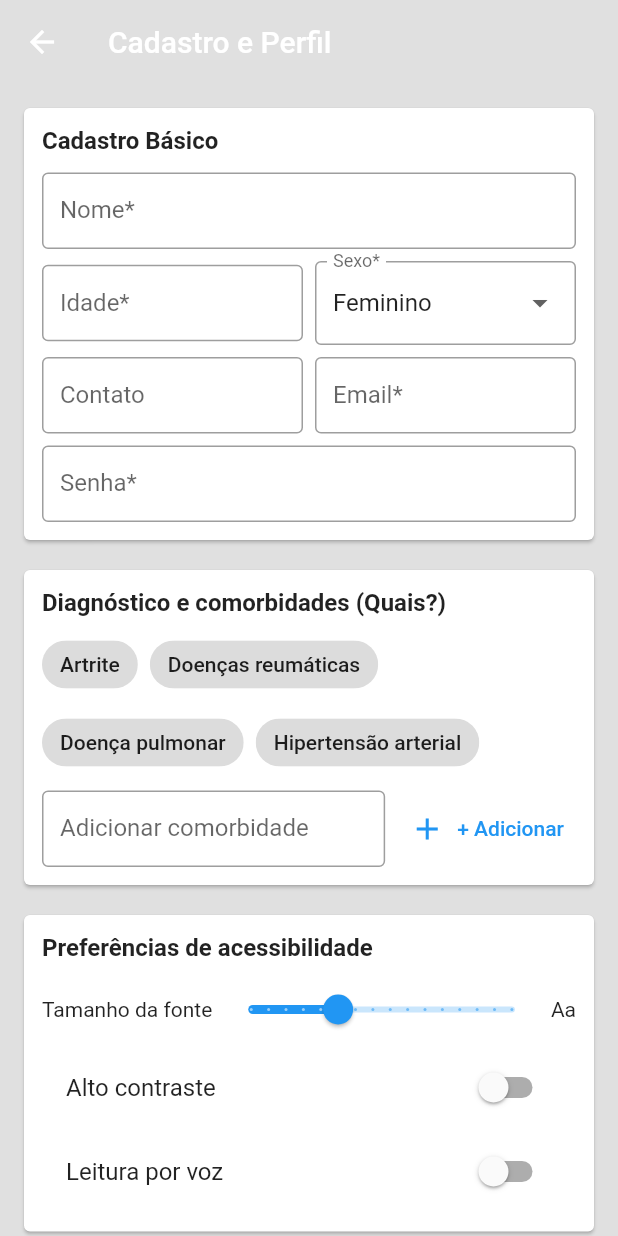
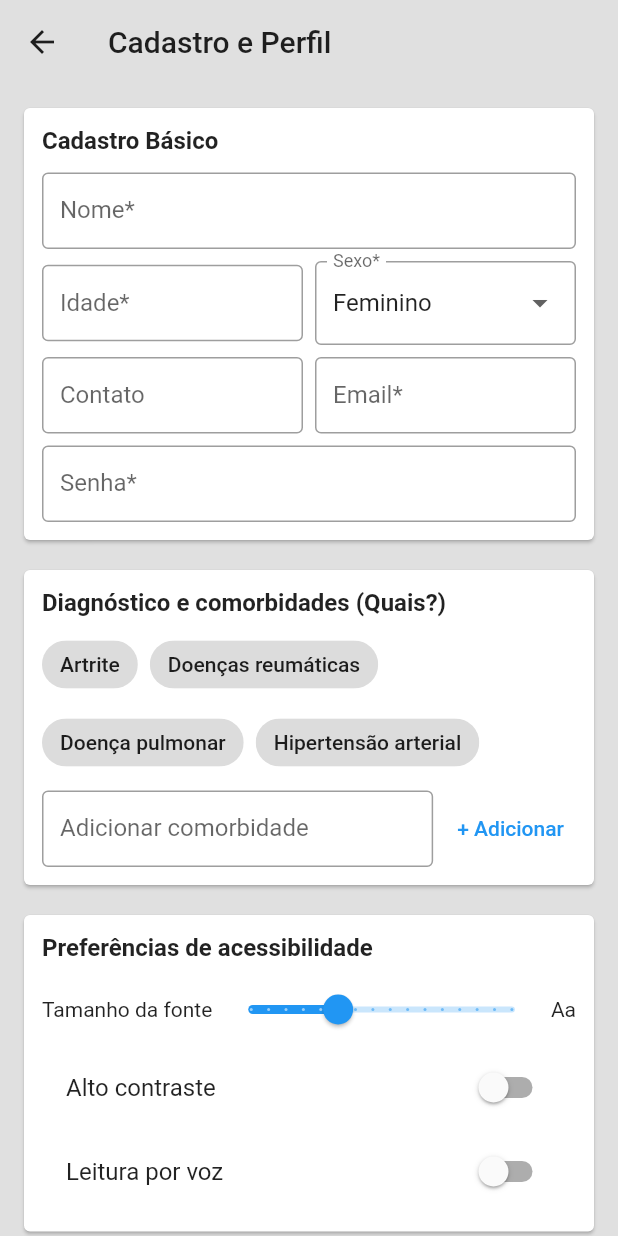
Before and after one commit to bobencke/CuidaDor, a Flutter app: the screen it shows after launch, after a tap on "Entrar", after a tap on "Registre-se", on a phone screen of 412 x 824 dp. Run offline on Flutter 3.47's test engine with Material 3 defaults, Android fonts, the phone set to English and light mode, and no system bars; our stand-ins replace flutter_tts, share_plus; missing offline and left inert: graphic; network calls fail.

Commit message:
Ajustes front

```diff
--- a/cuidador_mobile/lib/main.dart
+++ b/cuidador_mobile/lib/main.dart
@@ -18,6 +18,15 @@ class CuidaDorApp extends StatelessWidget {
       theme: ThemeData(
         useMaterial3: false,
         primaryColor: const Color(0xFF2E7C8A),
+        appBarTheme: const AppBarTheme(
+          foregroundColor: Colors.black87,
+          titleTextStyle: TextStyle(
+            color: Colors.black87,
+            fontSize: 18,
+            fontWeight: FontWeight.w600,
+          ),
+          iconTheme: IconThemeData(color: Colors.black87),
+        ),
       ),
       home: const LoginScreen(),
       routes: {
--- a/cuidador_mobile/lib/models/relief_technique.dart
+++ b/cuidador_mobile/lib/models/relief_technique.dart
@@ -37,7 +37,6 @@ class ReliefTechniqueListItem {
   }
 }
 
-/// Passo a passo de uma técnica
 class TechniqueStep {
   final int order;
   final String description;
@@ -55,7 +54,6 @@ class TechniqueStep {
   }
 }
 
-/// Detalhe de técnica (herda os campos do item da lista)
 class ReliefTechniqueDetail extends ReliefTechniqueListItem {
   final List<TechniqueStep> steps;
 
--- a/cuidador_mobile/lib/models/user_data_export.dart
+++ b/cuidador_mobile/lib/models/user_data_export.dart
@@ -196,7 +196,6 @@ class TechniqueStepExport {
   }
 }
 
-/// Pacote completo de export do usuário
 class UserDataExport {
   final UserProfile user;
   final List<UserComorbidityExport> comorbidities;
--- a/cuidador_mobile/lib/screens/register_profile_screen.dart
+++ b/cuidador_mobile/lib/screens/register_profile_screen.dart
@@ -4,6 +4,7 @@ import 'dart:io';
 import 'package:flutter/material.dart';
 import 'package:path_provider/path_provider.dart';
 import 'package:share_plus/share_plus.dart';
+import 'package:flutter_tts/flutter_tts.dart';
 
 import '../models/auth_response.dart';
 import '../models/register_request.dart';
@@ -63,9 +64,15 @@ class _RegisterProfileScreenState extends State<RegisterProfileScreen> {
   final _userService = UserService();
   final _reportsService = ReportsService();
 
+  final FlutterTts _tts = FlutterTts();
+
   @override
   void initState() {
     super.initState();
+
+    _tts.setLanguage('pt-BR');
+    _tts.setSpeechRate(0.5);
+
     if (widget.isEditing && (widget.token ?? '').isNotEmpty) {
       _loadProfile();
     }
@@ -79,7 +86,14 @@ class _RegisterProfileScreenState extends State<RegisterProfileScreen> {
     _emailController.dispose();
     _passwordController.dispose();
     _newComorbidityController.dispose();
+    _tts.stop();
     super.dispose();
+  }
+
+  Future<void> _speak(String text) async {
+    if (!_voiceReading) return;
+    await _tts.stop();
+    await _tts.speak(text);
   }
 
   void _toggleComorbidity(String c) {
@@ -134,9 +148,11 @@ class _RegisterProfileScreenState extends State<RegisterProfileScreen> {
       });
     } catch (e) {
       if (!mounted) return;
+      final msg = e.toString().replaceFirst('Exception: ', '');
       setState(() {
-        _errorMessage = e.toString().replaceFirst('Exception: ', '');
+        _errorMessage = msg;
       });
+      _speak(msg);
     } finally {
       if (mounted) {
         setState(() => _isLoadingProfile = false);
@@ -148,9 +164,11 @@ class _RegisterProfileScreenState extends State<RegisterProfileScreen> {
     if (!_formKey.currentState!.validate()) return;
 
     if (!_consentLgpd) {
+      const msg = 'Você precisa aceitar o uso de dados (LGPD).';
       setState(() {
-        _errorMessage = 'Você precisa aceitar o uso de dados (LGPD).';
+        _errorMessage = msg;
       });
+      _speak(msg);
       return;
     }
 
@@ -180,9 +198,11 @@ class _RegisterProfileScreenState extends State<RegisterProfileScreen> {
         await _userService.updateProfile(widget.token!, req);
 
         if (!mounted) return;
+        const msg = 'Perfil atualizado com sucesso!';
         ScaffoldMessenger.of(context).showSnackBar(
-          const SnackBar(content: Text('Perfil atualizado com sucesso!')),
+          const SnackBar(content: Text(msg)),
         );
+        _speak(msg);
       } else {
         final req = RegisterRequest(
           fullName: _nameController.text.trim(),
@@ -209,9 +229,11 @@ class _RegisterProfileScreenState extends State<RegisterProfileScreen> {
         );
       }
     } catch (e) {
+      final msg = e.toString().replaceFirst('Exception: ', '');
       setState(() {
-        _errorMessage = e.toString().replaceFirst('Exception: ', '');
+        _errorMessage = msg;
       });
+      _speak(msg);
     } finally {
       if (mounted) {
         setState(() => _isSaving = false);
@@ -224,11 +246,13 @@ class _RegisterProfileScreenState extends State<RegisterProfileScreen> {
   Future<void> _exportUserData({required bool allUsers}) async {
     final token = widget.token;
     if (token == null || token.isEmpty) {
+      const msg = 'Você precisa estar logado para exportar os dados.';
       ScaffoldMessenger.of(context).showSnackBar(
         const SnackBar(
-          content: Text('Você precisa estar logado para exportar os dados.'),
+          content: Text(msg),
         ),
       );
+      _speak(msg);
       return;
     }
 
@@ -248,9 +272,11 @@ class _RegisterProfileScreenState extends State<RegisterProfileScreen> {
 
       if (exports.isEmpty) {
         if (!mounted) return;
+        const msg = 'Não há dados para exportar.';
         ScaffoldMessenger.of(context).showSnackBar(
-          const SnackBar(content: Text('Não há dados para exportar.')),
+          const SnackBar(content: Text(msg)),
         );
+        _speak(msg);
         return;
       }
 
@@ -293,9 +319,11 @@ class _RegisterProfileScreenState extends State<RegisterProfileScreen> {
       );
     } catch (e) {
       if (!mounted) return;
+      final msg = 'Erro ao exportar dados: $e';
       ScaffoldMessenger.of(context).showSnackBar(
-        SnackBar(content: Text('Erro ao exportar dados: $e')),
+        SnackBar(content: Text(msg)),
       );
+      _speak(msg);
     } finally {
       if (mounted) {
         setState(() {
@@ -407,15 +435,47 @@ class _RegisterProfileScreenState extends State<RegisterProfileScreen> {
 
   @override
   Widget build(BuildContext context) {
-    const backgroundColor = Color(0xFFE0E0E0);
-    const primaryColor = Color(0xFF2E7C8A);
+    const baseBackgroundColor = Color(0xFFE0E0E0);
+    const basePrimaryColor = Color(0xFF2E7C8A);
 
-    return Scaffold(
+    final backgroundColor = _highContrast ? Colors.black : baseBackgroundColor;
+    final primaryColor =
+        _highContrast ? Colors.yellow.shade800 : basePrimaryColor;
+    final cardColor =
+        _highContrast ? const Color(0xFF121212) : Colors.white;
+    final textColor = _highContrast ? Colors.white : Colors.black87;
+
+    final theme = Theme.of(context).copyWith(
+      scaffoldBackgroundColor: backgroundColor,
+      appBarTheme: AppBarTheme(
+        backgroundColor: backgroundColor,
+        foregroundColor: textColor,
+        elevation: 0,
+      ),
+      cardColor: cardColor,
+      textTheme: Theme.of(context).textTheme.apply(
+            bodyColor: textColor,
+            displayColor: textColor,
+          ),
+      elevatedButtonTheme: ElevatedButtonThemeData(
+        style: ElevatedButton.styleFrom(
+          backgroundColor: primaryColor,
+          foregroundColor: _highContrast ? Colors.black : Colors.white,
+          padding: const EdgeInsets.symmetric(vertical: 12),
+        ),
+      ),
+    );
+
+    return Theme(
+      data: theme,
+      child: MediaQuery(
+        data: MediaQuery.of(context).copyWith(
+          textScaler: TextScaler.linear(_fontScale),
+        ),
+        child: Scaffold(
           backgroundColor: backgroundColor,
           appBar: AppBar(
             title: const Text('Cadastro e Perfil'),
-        backgroundColor: backgroundColor,
-        elevation: 0,
           ),
           body: SafeArea(
             child: _isLoadingProfile
@@ -595,9 +655,10 @@ class _RegisterProfileScreenState extends State<RegisterProfileScreen> {
                                       .map(
                                         (c) => FilterChip(
                                           label: Text(c),
-                                      selected:
-                                          _selectedComorbidities.contains(c),
-                                      onSelected: (_) => _toggleComorbidity(c),
+                                          selected: _selectedComorbidities
+                                              .contains(c),
+                                          onSelected: (_) =>
+                                              _toggleComorbidity(c),
                                         ),
                                       )
                                       .toList(),
@@ -616,21 +677,22 @@ class _RegisterProfileScreenState extends State<RegisterProfileScreen> {
                                       ),
                                     ),
                                     const SizedBox(width: 8),
-                                TextButton.icon(
+                                    TextButton(
                                       onPressed: () {
-                                    final text = _newComorbidityController.text
+                                        final text =
+                                            _newComorbidityController.text
                                                 .trim();
                                         if (text.isEmpty) return;
                                         setState(() {
-                                      if (!_allComorbidities.contains(text)) {
+                                          if (!_allComorbidities
+                                              .contains(text)) {
                                             _allComorbidities.add(text);
                                           }
                                           _selectedComorbidities.add(text);
                                         });
                                         _newComorbidityController.clear();
                                       },
-                                  icon: const Icon(Icons.add),
-                                  label: const Text('+ Adicionar'),
+                                      child: const Text('+ Adicionar'),
                                     ),
                                   ],
                                 ),
@@ -680,8 +742,13 @@ class _RegisterProfileScreenState extends State<RegisterProfileScreen> {
                                 SwitchListTile(
                                   title: const Text('Leitura por voz'),
                                   value: _voiceReading,
-                              onChanged: (v) {
+                                  onChanged: (v) async {
                                     setState(() => _voiceReading = v);
+                                    if (v) {
+                                      await _speak(
+                                        'Leitura por voz ativada. O aplicativo poderá ler mensagens importantes para você.',
+                                      );
+                                    }
                                   },
                                 ),
                               ],
@@ -708,7 +775,8 @@ class _RegisterProfileScreenState extends State<RegisterProfileScreen> {
                                   onChanged: (v) {
                                     setState(() => _consentLgpd = v ?? false);
                                   },
-                              controlAffinity: ListTileControlAffinity.leading,
+                                  controlAffinity:
+                                      ListTileControlAffinity.leading,
                                   title: const Text(
                                     'Li e concordo com a coleta e uso dos meus dados '
                                     'conforme a LGPD.',
@@ -731,12 +799,6 @@ class _RegisterProfileScreenState extends State<RegisterProfileScreen> {
                             Expanded(
                               child: ElevatedButton(
                                 onPressed: _isSaving ? null : _onSave,
-                            style: ElevatedButton.styleFrom(
-                              backgroundColor: primaryColor,
-                              foregroundColor: Colors.white,
-                              padding:
-                                  const EdgeInsets.symmetric(vertical: 12),
-                            ),
                                 child: _isSaving
                                     ? const SizedBox(
                                         width: 20,
@@ -769,7 +831,9 @@ class _RegisterProfileScreenState extends State<RegisterProfileScreen> {
                                   ),
                                   PopupMenuItem(
                                     value: _ExportOption.all,
-                                child: Text('Exportar dados de todos usuários'),
+                                    child: Text(
+                                      'Exportar dados de todos usuários',
+                                    ),
                                   ),
                                 ],
                                 icon: _isExporting
@@ -789,6 +853,8 @@ class _RegisterProfileScreenState extends State<RegisterProfileScreen> {
                     ),
                   ),
           ),
+        ),
+      ),
     );
   }
 }
--- a/cuidador_mobile/pubspec.yaml
+++ b/cuidador_mobile/pubspec.yaml
@@ -35,6 +35,7 @@ dependencies:
   graphic: ^2.6.0
   path_provider: ^2.1.0
   share_plus: ^7.0.0
+  flutter_tts: ^3.8.3
 
   # The following adds the Cupertino Icons font to your application.
   # Use with the CupertinoIcons class for iOS style icons.
```
Also changed, not shown: cuidador_mobile/lib/screens/reports_feedback_screen.dart (+1 -12 lines), cuidador_mobile/lib/screens/technique_detail_screen.dart (+10 -4 lines), cuidador_mobile/pubspec.lock, 3 other files. Lines whose indentation alone changed are shown as unchanged.
